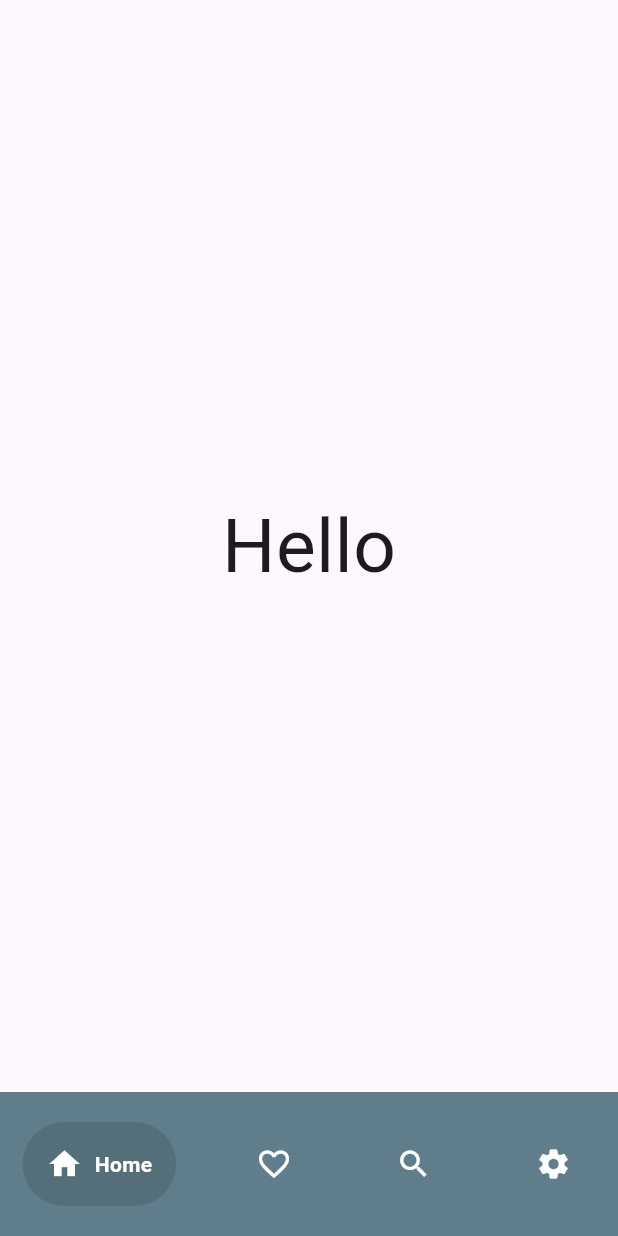
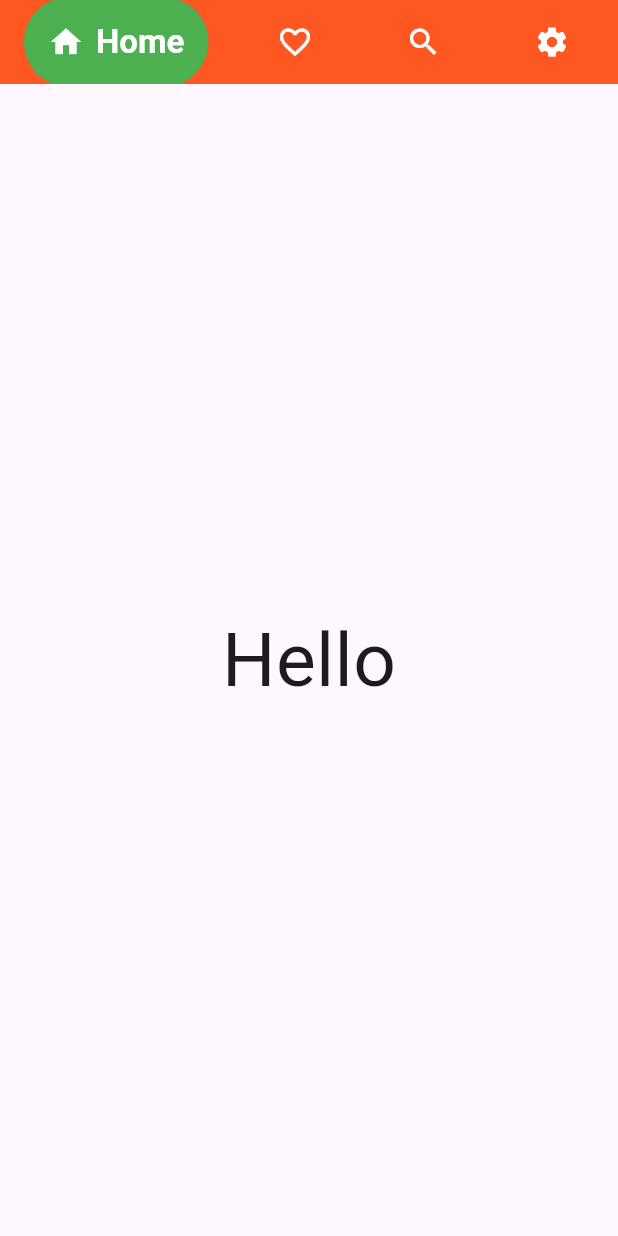
Before and after one commit to arshiAAMED/AppETS, a Flutter app: the screen it shows after launch, on a phone screen of 412 x 824 dp. Run offline on Flutter 3.47's test engine with Material 3 defaults, Android fonts, the phone set to English and light mode, and no system bars; drawn by our look-alikes of google_nav_bar.

Commit message:
Changer le paramètre bottomNavigationBar par appBar

```diff
--- a/project1/lib/homepage.dart
+++ b/project1/lib/homepage.dart
@@ -32,15 +32,14 @@ class _HomePageState extends State<HomePage>{
   Widget build(BuildContext context){
     return Scaffold(
       body: _pages[_selectedIndex],
-      bottomNavigationBar: Container(
-        color: Colors.blueGrey,
-        child: Padding(
-          padding: const EdgeInsets.symmetric(horizontal: 15.0, vertical: 20),
+      appBar: AppBar(
+        title: Container(
+
           child: GNav(
-            backgroundColor: Colors.blueGrey,
+
             color: Colors.white,
             activeColor: Colors.white,
-            tabBackgroundColor: Colors.blueGrey.shade600,
+            tabBackgroundColor: Colors.green,
             gap: 8,
             selectedIndex : _selectedIndex,
             onTabChange: _navigateBottomBar,
--- a/project1/lib/main.dart
+++ b/project1/lib/main.dart
@@ -12,6 +12,11 @@ class MyApp extends StatelessWidget {
   @override
   Widget build(BuildContext context) {
     return MaterialApp(
+      theme: ThemeData(
+        appBarTheme: AppBarTheme(
+          backgroundColor: Colors.deepOrange,
+        ),
+      ),
       debugShowCheckedModeBanner: false,
       home: HomePage(),
     );
```
